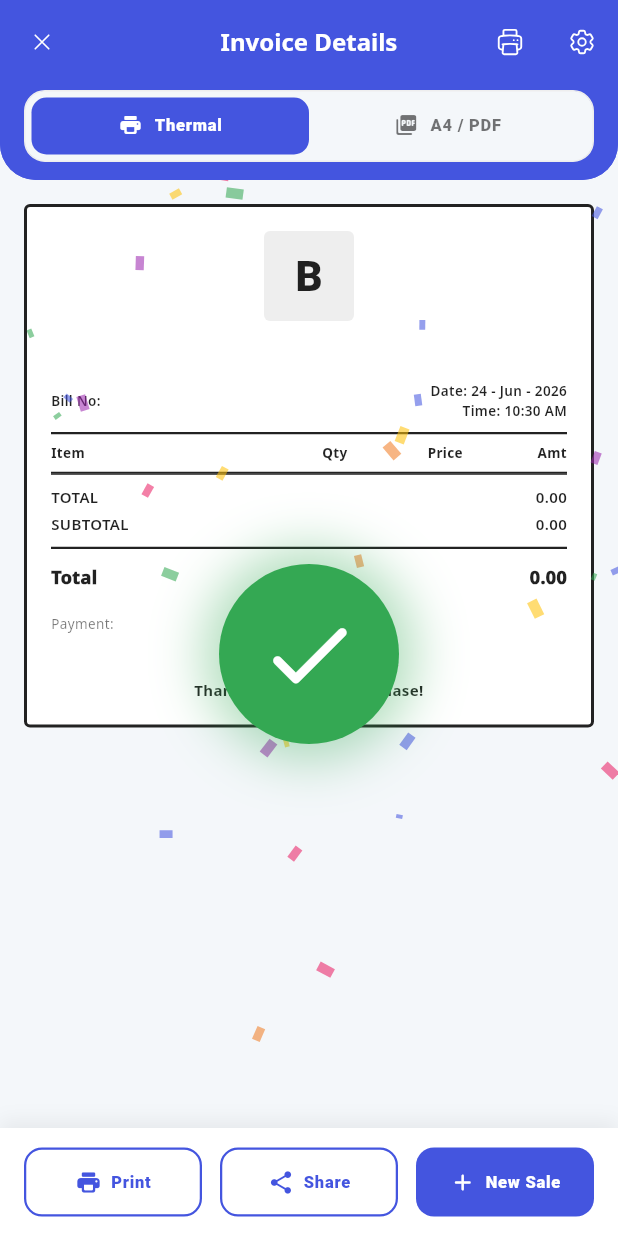
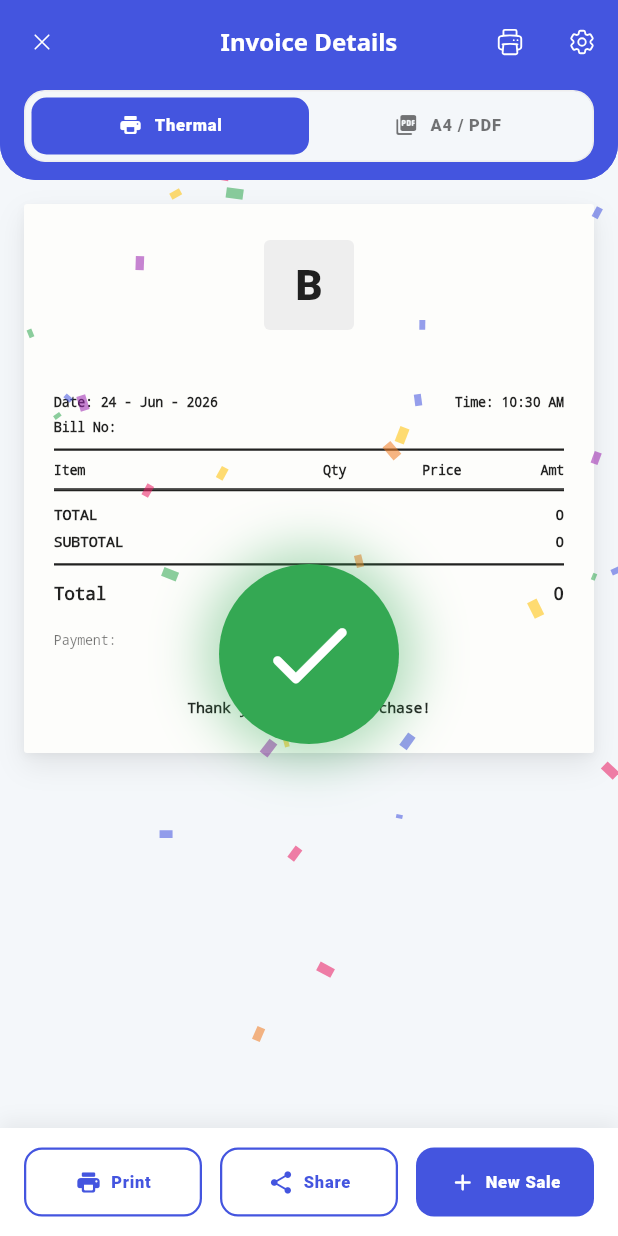
Before and after one commit to MAXmybill/MAXmybill-App, a Flutter app: the InvoicePage screen opened directly with empty values, on a phone screen of 412 x 824 dp. Run offline on Flutter 3.47's test engine with Material 3 defaults, Android fonts, the phone set to English and light mode, and no system bars; our stand-ins replace cloud_firestore, connectivity_plus, file_picker, firebase_auth, firebase_core, firebase_messaging and 17 more; missing offline and left inert: excel, firebase_app_check, in_app_update, mobile_scanner, razorpay_flutter; accounts and stored records are empty; Roboto replaces fonts that are missing (MiSans); project files that could hold a hidden picture were left out.

Commit message:
feat: create InvoicePage component with support for multiple document templates and thermal printing configurations

```diff
--- a/lib/Sales/Invoice.dart
+++ b/lib/Sales/Invoice.dart
@@ -1909,19 +1909,22 @@ class _InvoicePageState extends State<InvoicePage> with TickerProviderStateMixin
     // Calculate total quantity
     final totalQty = widget.items.fold<num>(0, (sum, item) => sum + ((item['quantity'] ?? 1) is int ? item['quantity'] : (item['quantity'] as num).toInt()));
 
-    // Helper: thermal text style with NotoSans for best clarity
-    TextStyle tStyle({double size = 9, FontWeight weight = FontWeight.normal, Color color = kBlack87}) =>
-        TextStyle(fontSize: size, fontWeight: weight, color: color, fontFamily: 'NotoSans');
+    // Helper: thermal text style with monospace for authentic thermal receipt look
+    TextStyle tStyle({double size = 10, FontWeight weight = FontWeight.normal, Color color = kBlack87}) =>
+        TextStyle(fontSize: size, fontWeight: weight, color: color, fontFamily: 'monospace', letterSpacing: -0.2);
 
     return Center(
       child: Container(
         width: double.infinity,
-        constraints: const BoxConstraints(maxWidth: 400),
-        padding: const EdgeInsets.all(16),
+        constraints: const BoxConstraints(maxWidth: 380),
+        padding: const EdgeInsets.symmetric(horizontal: 20, vertical: 24),
         decoration: BoxDecoration(
-          color: Colors.white,
-          borderRadius: BorderRadius.circular(4),
-          border: Border.all(color: kBlack87, width: 2),
+          color: const Color(0xFFFDFDFB), // Soft receipt-paper color
+          borderRadius: BorderRadius.circular(2),
+          boxShadow: [
+            BoxShadow(color: Colors.black.withOpacity(0.08), blurRadius: 16, offset: const Offset(0, 8)),
+            BoxShadow(color: Colors.black.withOpacity(0.04), blurRadius: 4, offset: const Offset(0, 2)),
+          ],
         ),
         child: Column(
           crossAxisAlignment: CrossAxisAlignment.center,
@@ -2005,17 +2008,18 @@ class _InvoicePageState extends State<InvoicePage> with TickerProviderStateMixin
             const SizedBox(height: 12),
 
             // ========== BILL NO & DATE ROW ==========
-            Row(
-              mainAxisAlignment: MainAxisAlignment.spaceBetween,
+            Column(
+              crossAxisAlignment: CrossAxisAlignment.stretch,
               children: [
-                Text('Bill No: ${widget.invoiceNumber}', style: tStyle(size: 9, weight: FontWeight.w600)),
-                Column(
-                  crossAxisAlignment: CrossAxisAlignment.end,
+                Row(
+                  mainAxisAlignment: MainAxisAlignment.spaceBetween,
                   children: [
                     Text('Date: $dateStr', style: tStyle(size: 9, weight: FontWeight.w600)),
                     Text('Time: $timeStr', style: tStyle(size: 9, weight: FontWeight.w600)),
                   ],
                 ),
+                const SizedBox(height: 4),
+                Text('Bill No: ${widget.invoiceNumber}', style: tStyle(size: 9, weight: FontWeight.w600)),
               ],
             ),
 
@@ -2099,9 +2103,9 @@ class _InvoicePageState extends State<InvoicePage> with TickerProviderStateMixin
                           ],
                         ),
                       ),
-                      SizedBox(width: 32, child: Text('$qty', style: tStyle(size: 9), textAlign: TextAlign.center)),
-                      Expanded(flex: 2, child: Text(price.toStringAsFixed(2), style: tStyle(size: 9), textAlign: TextAlign.right)),
-                      Expanded(flex: 2, child: Text(amount.toStringAsFixed(2), style: tStyle(size: 9), textAlign: TextAlign.right)),
+                      SizedBox(width: 32, child: Text(_formatQty(qty), style: tStyle(size: 9), textAlign: TextAlign.center)),
+                      Expanded(flex: 2, child: Text(_formatDecimal(price), style: tStyle(size: 9), textAlign: TextAlign.right)),
+                      Expanded(flex: 2, child: Text(_formatDecimal(amount), style: tStyle(size: 9), textAlign: TextAlign.right)),
                     ],
                   ),
                 );
@@ -2118,7 +2122,7 @@ class _InvoicePageState extends State<InvoicePage> with TickerProviderStateMixin
                     mainAxisAlignment: MainAxisAlignment.spaceBetween,
                     children: [
                       Text('TOTAL', style: tStyle(size: 10, weight: FontWeight.w600)),
-                      Text('${_subtotalWithTax.toStringAsFixed(2)}', style: tStyle(size: 10, weight: FontWeight.w600), textAlign: TextAlign.right),
+                      Text('${_formatDecimal(_subtotalWithTax)}', style: tStyle(size: 10, weight: FontWeight.w600), textAlign: TextAlign.right),
                     ],
                   ),
                   const SizedBox(height: 4),
@@ -2126,7 +2130,7 @@ class _InvoicePageState extends State<InvoicePage> with TickerProviderStateMixin
                     mainAxisAlignment: MainAxisAlignment.spaceBetween,
                     children: [
                       Text('SUBTOTAL', style: tStyle(size: 10, weight: FontWeight.w600)),
-                      Text('${widget.subtotal.toStringAsFixed(2)}', style: tStyle(size: 10, weight: FontWeight.w600), textAlign: TextAlign.right),
+                      Text('${_formatDecimal(widget.subtotal)}', style: tStyle(size: 10, weight: FontWeight.w600), textAlign: TextAlign.right),
                     ],
                   ),
                 ],
@@ -2159,7 +2163,7 @@ class _InvoicePageState extends State<InvoicePage> with TickerProviderStateMixin
                   mainAxisAlignment: MainAxisAlignment.spaceBetween,
                   children: [
                     Text('Discount', style: tStyle(size: 9, color: kBlack54)),
-                    Text('-${widget.discount.toStringAsFixed(2)}', style: tStyle(size: 9, weight: FontWeight.w600)),
+                    Text('-${_formatDecimal(widget.discount)}', style: tStyle(size: 9, weight: FontWeight.w600)),
                   ],
                 ),
               ),
@@ -2171,7 +2175,7 @@ class _InvoicePageState extends State<InvoicePage> with TickerProviderStateMixin
                   mainAxisAlignment: MainAxisAlignment.spaceBetween,
                   children: [
                     Text('Delivery Charge', style: tStyle(size: 9, color: kBlack54)),
-                    Text('+${widget.deliveryCharge.toStringAsFixed(2)}', style: tStyle(size: 9, weight: FontWeight.w600)),
+                    Text('+${_formatDecimal(widget.deliveryCharge)}', style: tStyle(size: 9, weight: FontWeight.w600)),
                   ],
                 ),
               ),
@@ -2184,7 +2188,7 @@ class _InvoicePageState extends State<InvoicePage> with TickerProviderStateMixin
                 mainAxisAlignment: MainAxisAlignment.spaceBetween,
                 children: [
                   Text('Total', style: tStyle(size: 12, weight: FontWeight.w900)),
-                  Text('$currency ${widget.total.toStringAsFixed(2)}', style: tStyle(size: 12, weight: FontWeight.w900)),
+                  Text('$currency ${_formatDecimal(widget.total)}', style: tStyle(size: 12, weight: FontWeight.w900)),
                 ],
               ),
             ),
@@ -2209,7 +2213,7 @@ class _InvoicePageState extends State<InvoicePage> with TickerProviderStateMixin
                           mainAxisAlignment: MainAxisAlignment.spaceBetween,
                           children: [
                             Text('Cash', style: tStyle(size: 8, color: kBlack54)),
-                            Text('$currency ${_splitCashAmount.toStringAsFixed(2)}', style: tStyle(size: 8, weight: FontWeight.w700, color: kGoogleGreen)),
+                            Text('$currency ${_formatDecimal(_splitCashAmount)}', style: tStyle(size: 8, weight: FontWeight.w700, color: kGoogleGreen)),
                           ],
                         ),
                       if (_splitOnlineAmount > 0)
@@ -2217,7 +2221,7 @@ class _InvoicePageState extends State<InvoicePage> with TickerProviderStateMixin
                           mainAxisAlignment: MainAxisAlignment.spaceBetween,
                           children: [
                             Text('Online', style: tStyle(size: 8, color: kBlack54)),
-                            Text('$currency ${_splitOnlineAmount.toStringAsFixed(2)}', style: tStyle(size: 8, weight: FontWeight.w700, color: kPrimaryColor)),
+                            Text('$currency ${_formatDecimal(_splitOnlineAmount)}', style: tStyle(size: 8, weight: FontWeight.w700, color: kPrimaryColor)),
                           ],
                         ),
                       if (_splitCreditAmount > 0)
@@ -2225,7 +2229,7 @@ class _InvoicePageState extends State<InvoicePage> with TickerProviderStateMixin
                           mainAxisAlignment: MainAxisAlignment.spaceBetween,
                           children: [
                             Text('Credit', style: tStyle(size: 8, color: kBlack54)),
-                            Text('$currency ${_splitCreditAmount.toStringAsFixed(2)}', style: tStyle(size: 8, weight: FontWeight.w700, color: kOrange)),
+                            Text('$currency ${_formatDecimal(_splitCreditAmount)}', style: tStyle(size: 8, weight: FontWeight.w700, color: kOrange)),
                           ],
                         ),
                     ],
@@ -2239,7 +2243,7 @@ class _InvoicePageState extends State<InvoicePage> with TickerProviderStateMixin
               Container(
                 padding: const EdgeInsets.symmetric(vertical: 6, horizontal: 10),
                 decoration: BoxDecoration(color: kGrey200, borderRadius: BorderRadius.circular(6), border: Border.all(color: kBlack54)),
-                child: Text('🎉 You Saved $currency${widget.discount.toStringAsFixed(2)}!', style: tStyle(size: 9, weight: FontWeight.w700)),
+                child: Text('🎉 You Saved $currency${_formatDecimal(widget.discount)}!', style: tStyle(size: 9, weight: FontWeight.w700)),
               ),
             ],
 
@@ -2298,7 +2302,7 @@ class _InvoicePageState extends State<InvoicePage> with TickerProviderStateMixin
           SizedBox(
             width: 60,
             child: Text(
-              amount.toStringAsFixed(2),
+              _formatDecimal(amount),
               style: const TextStyle(fontSize: 9),
               textAlign: TextAlign.right,
             ),
@@ -2619,9 +2623,9 @@ class _InvoicePageState extends State<InvoicePage> with TickerProviderStateMixin
       bytes.addAll([esc, 0x61, 0x00]); // Left align
       final dateStr = DateFormat('dd-MMM-yyyy').format(widget.dateTime);
       final timeStr = DateFormat('hh:mm a').format(widget.dateTime);
-      bytes.addAll(enc(_formatTwoColumns('Bill No: ${widget.invoiceNumber}', 'Date: $dateStr', lineWidth)));
+      bytes.addAll(enc(_formatTwoColumns('Date: $dateStr', 'Time: $timeStr', lineWidth)));
       bytes.add(lf);
-      bytes.addAll(enc(_formatTwoColumns('', 'Time: $timeStr', lineWidth)));
+      bytes.addAll(enc('Bill No: ${widget.invoiceNumber}'));
       bytes.add(lf);
 
       // Customer Info
@@ -2672,7 +2676,7 @@ class _InvoicePageState extends State<InvoicePage> with TickerProviderStateMixin
         totalQty += (qty is int ? qty : (qty as num).toInt());
 
         // No currency in table columns; no tax sub-line
-        List<String> itemLines = _formatTableRowMultiLine(name, '$qty', price.toStringAsFixed(2), amount.toStringAsFixed(2), lineWidth);
+        List<String> itemLines = _formatTableRowMultiLine(name, _formatQty(qty), _formatDecimal(price), _formatDecimal(amount), lineWidth);
         for (String line in itemLines) {
           bytes.addAll(enc(line));
           bytes.add(lf);
@@ -2685,8 +2689,8 @@ class _InvoicePageState extends State<InvoicePage> with TickerProviderStateMixin
       bytes.addAll(enc(dividerLine));
       bytes.add(lf);
       bytes.addAll([esc, 0x21, 0x08]);
-      bytes.addAll(enc(_formatTableRow('TOTAL', '$totalQty', '', _subtotalWithTax.toStringAsFixed(2), lineWidth)));
-      bytes.addAll(enc(_formatTableRow('SUBTOTAL', '', '', widget.subtotal.toStringAsFixed(2), lineWidth)));
+      bytes.addAll(enc(_formatTableRow('TOTAL', '$totalQty', '', _formatDecimal(_subtotalWithTax), lineWidth)));
+      bytes.addAll(enc(_formatTableRow('SUBTOTAL', '', '', _formatDecimal(widget.subtotal), lineWidth)));
       bytes.addAll([esc, 0x21, 0x00]);
       bytes.add(lf);
 
@@ -2697,22 +2701,22 @@ class _InvoicePageState extends State<InvoicePage> with TickerProviderStateMixin
         for (var tax in widget.taxes!) {
           final taxName = tax['name'] ?? 'Tax';
           final taxAmount = (tax['amount'] ?? 0.0).toDouble();
-          bytes.addAll(enc(_formatTwoColumns(_toThermalSafe(taxName), taxAmount.toStringAsFixed(2), lineWidth)));
+          bytes.addAll(enc(_formatTwoColumns(_toThermalSafe(taxName), _formatDecimal(taxAmount), lineWidth)));
           bytes.add(lf);
         }
-        bytes.addAll(enc(_formatTwoColumns('Total Tax', _totalTaxAmount.toStringAsFixed(2), lineWidth)));
+        bytes.addAll(enc(_formatTwoColumns('Total Tax', _formatDecimal(_totalTaxAmount), lineWidth)));
         bytes.add(lf);
       }
 
       // Discount
       if (widget.discount > 0) {
-        bytes.addAll(enc(_formatTwoColumns('Discount', '-${widget.discount.toStringAsFixed(2)}', lineWidth)));
+        bytes.addAll(enc(_formatTwoColumns('Discount', '-${_formatDecimal(widget.discount)}', lineWidth)));
         bytes.add(lf);
       }
 
       // Delivery Charge
       if (widget.deliveryCharge > 0) {
-        bytes.addAll(enc(_formatTwoColumns('Delivery Charge', '+${widget.deliveryCharge.toStringAsFixed(2)}', lineWidth)));
+        bytes.addAll(enc(_formatTwoColumns('Delivery Charge', '+${_formatDecimal(widget.deliveryCharge)}', lineWidth)));
         bytes.add(lf);
       }
 
@@ -2721,7 +2725,7 @@ class _InvoicePageState extends State<InvoicePage> with TickerProviderStateMixin
       bytes.add(lf);
       // 80mm: bold + double-height (0x18) | 58mm: just bold (0x08)
       bytes.addAll([esc, 0x21, printerWidth == '80mm' ? 0x18 : 0x08]);
-      bytes.addAll(enc(_formatTwoColumns('Total', '$tCur${widget.total.toStringAsFixed(2)}', lineWidth)));
+      bytes.addAll(enc(_formatTwoColumns('Total', '$tCur${_formatDecimal(widget.total)}', lineWidth)));
       bytes.addAll([esc, 0x21, 0x00]);
       bytes.add(lf);
       bytes.addAll(enc(dividerLine));
@@ -2733,15 +2737,15 @@ class _InvoicePageState extends State<InvoicePage> with TickerProviderStateMixin
         bytes.add(lf);
         if (_isSplitPayment) {
           if (_splitCashAmount > 0) {
-            bytes.addAll(enc(_formatTwoColumns('  Cash', '$tCur${_splitCashAmount.toStringAsFixed(2)}', lineWidth)));
+            bytes.addAll(enc(_formatTwoColumns('  Cash', '$tCur${_formatDecimal(_splitCashAmount)}', lineWidth)));
             bytes.add(lf);
           }
           if (_splitOnlineAmount > 0) {
-            bytes.addAll(enc(_formatTwoColumns('  Online', '$tCur${_splitOnlineAmount.toStringAsFixed(2)}', lineWidth)));
+            bytes.addAll(enc(_formatTwoColumns('  Online', '$tCur${_formatDecimal(_splitOnlineAmount)}', lineWidth)));
             bytes.add(lf);
           }
           if (_splitCreditAmount > 0) {
-            bytes.addAll(enc(_formatTwoColumns('  Credit', '$tCur${_splitCreditAmount.toStringAsFixed(2)}', lineWidth)));
+            bytes.addAll(enc(_formatTwoColumns('  Credit', '$tCur${_formatDecimal(_splitCreditAmount)}', lineWidth)));
             bytes.add(lf);
           }
         }
@@ -2749,7 +2753,7 @@ class _InvoicePageState extends State<InvoicePage> with TickerProviderStateMixin
 
       // You Saved
       if (_thermalShowYouSaved && widget.discount > 0) {
-        bytes.addAll(enc(_truncateText('** You Saved $tCur${widget.discount.toStringAsFixed(2)}! **', lineWidth)));
+        bytes.addAll(enc(_truncateText('** You Saved $tCur${_formatDecimal(widget.discount)}! **', lineWidth)));
         bytes.add(lf);
       }
 
@@ -2903,6 +2907,33 @@ class _InvoicePageState extends State<InvoicePage> with TickerProviderStateMixin
         .replaceAll('✓', 'OK')
     // Strip any remaining non-ASCII chars (codepoint > 127)
         .replaceAll(RegExp(r'[^\x00-\x7F]'), '?');
+  }
+
+  String _formatDecimal(double val) {
+    if (val % 1 == 0) {
+      return val.toInt().toString();
+    }
+    final fixed = val.toStringAsFixed(2);
+    if (fixed.endsWith('.00')) {
+      return val.toInt().toString();
+    }
+    return fixed;
+  }
+
+  String _formatQty(dynamic qty) {
+    if (qty == null) return '0';
+    final num val = qty is num ? qty : (double.tryParse(qty.toString()) ?? 0.0);
+    if (val % 1 == 0) {
+      return val.toInt().toString();
+    }
+    final fixed = val.toDouble().toStringAsFixed(2);
+    if (fixed.endsWith('.00')) {
+      return val.toInt().toString();
+    }
+    if (fixed.endsWith('0')) {
+      return fixed.substring(0, fixed.length - 1);
+    }
+    return fixed;
   }
 
   // ── Column-width helpers (shared by header + item rows) ────────────────────
```
